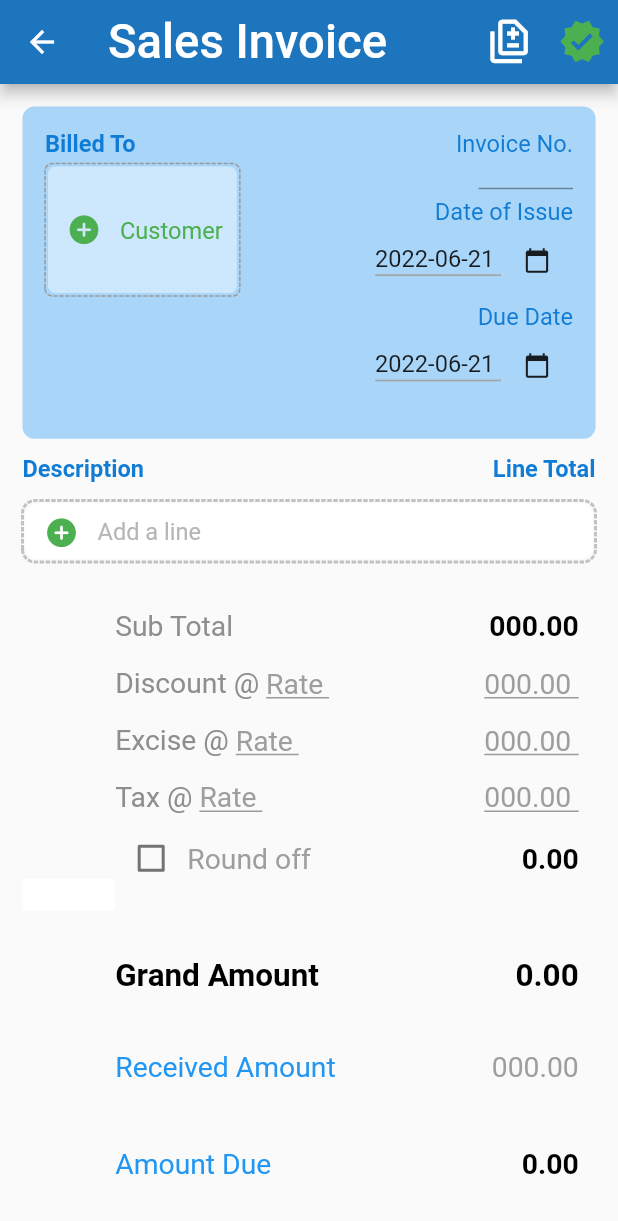
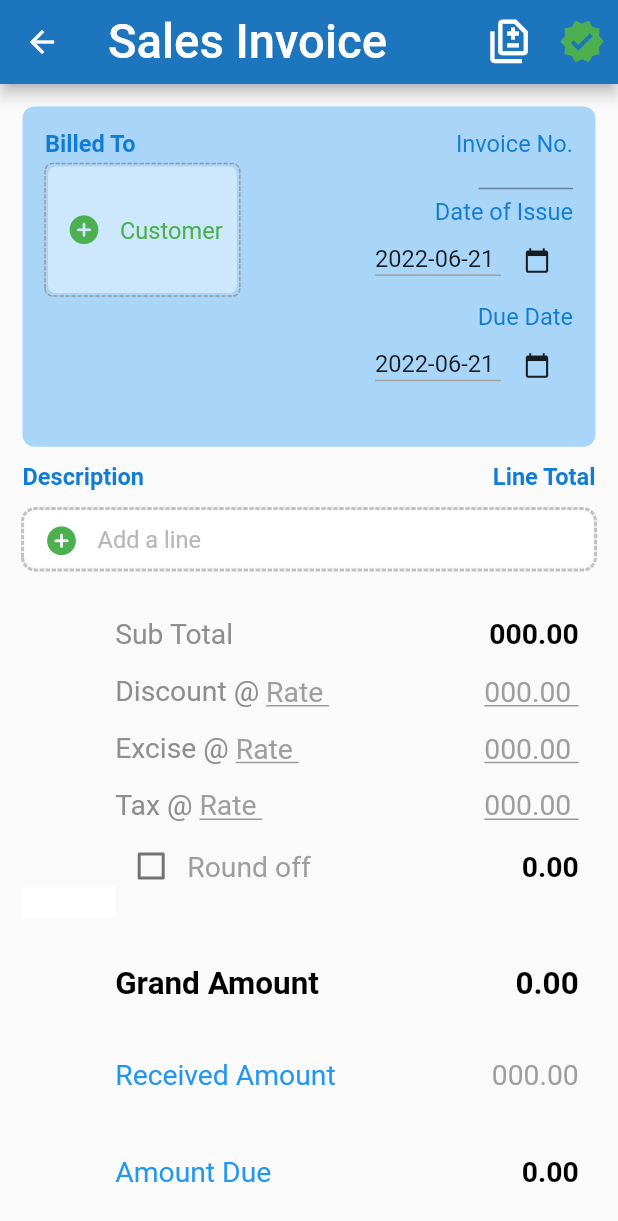
Before and after one commit to dynamic0000/Pivotal-ERP, a Flutter app: the screen it shows after launch, on a phone screen of 412 x 824 dp. Shown: the top 1221 px of the screen. Run offline on Flutter 3.47's test engine with Material 2 defaults, Android fonts, the phone set to English and light mode, and no system bars; drawn by our look-alikes of dotted_border; our stand-ins replace file_picker, flutter_screenutil, flutter_speed_dial, fluttertoast, form_field_validator, image_picker.

Commit message:
changing forget password overflow and sales

```diff
--- a/lib/view/screens/login_screen.dart
+++ b/lib/view/screens/login_screen.dart
@@ -147,7 +147,7 @@ class _LoginScreenState extends State<LoginScreen> {
                               ],
                             ),
                             SizedBox(
-                              width: 35.w,
+                              width: 22.w,
                             ),
                             GestureDetector(
                                 child: const Text(
--- a/lib/view/screens/new_sales_order.dart
+++ b/lib/view/screens/new_sales_order.dart
@@ -136,7 +136,7 @@ class _NewSalesOrderState extends State<NewSalesOrder> {
             mainAxisAlignment: MainAxisAlignment.start,
             children: [
               Container(
-                height: 210.h,
+                height: 215.h,
                 width: MediaQuery.of(context).size.width,
                 decoration: BoxDecoration(
                     color: const Color.fromARGB(255, 169, 213, 248),
```
